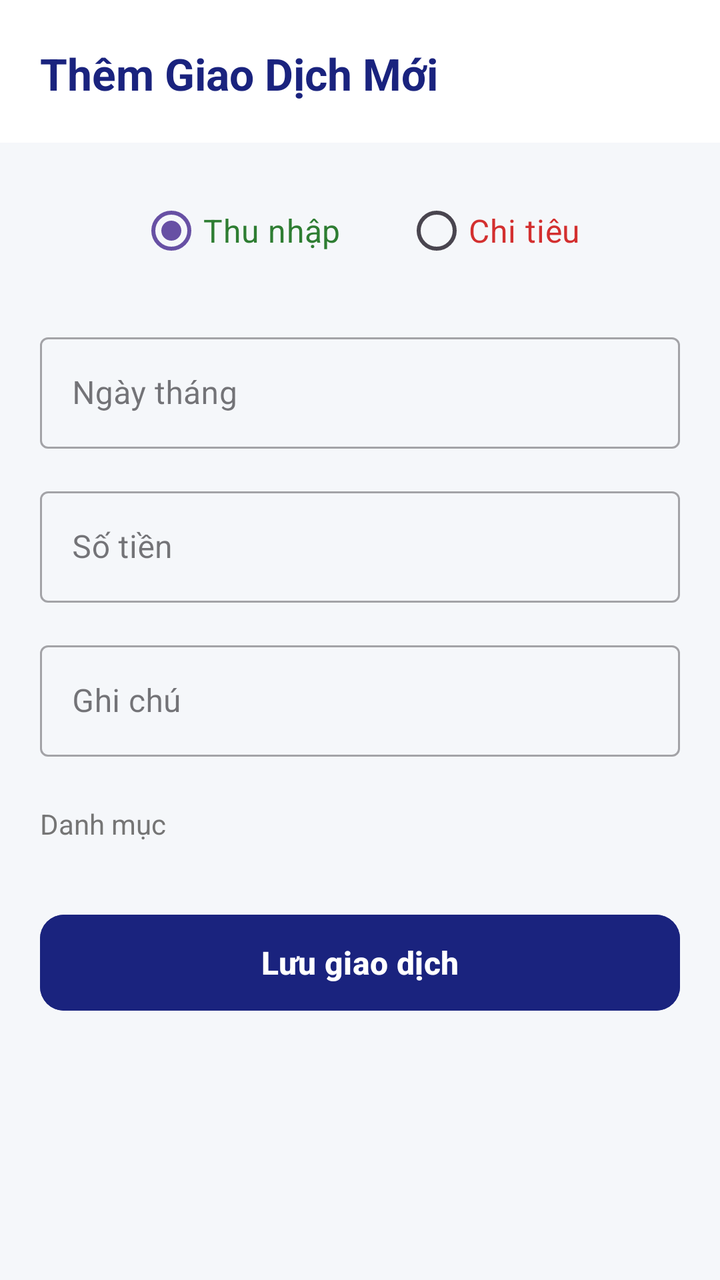
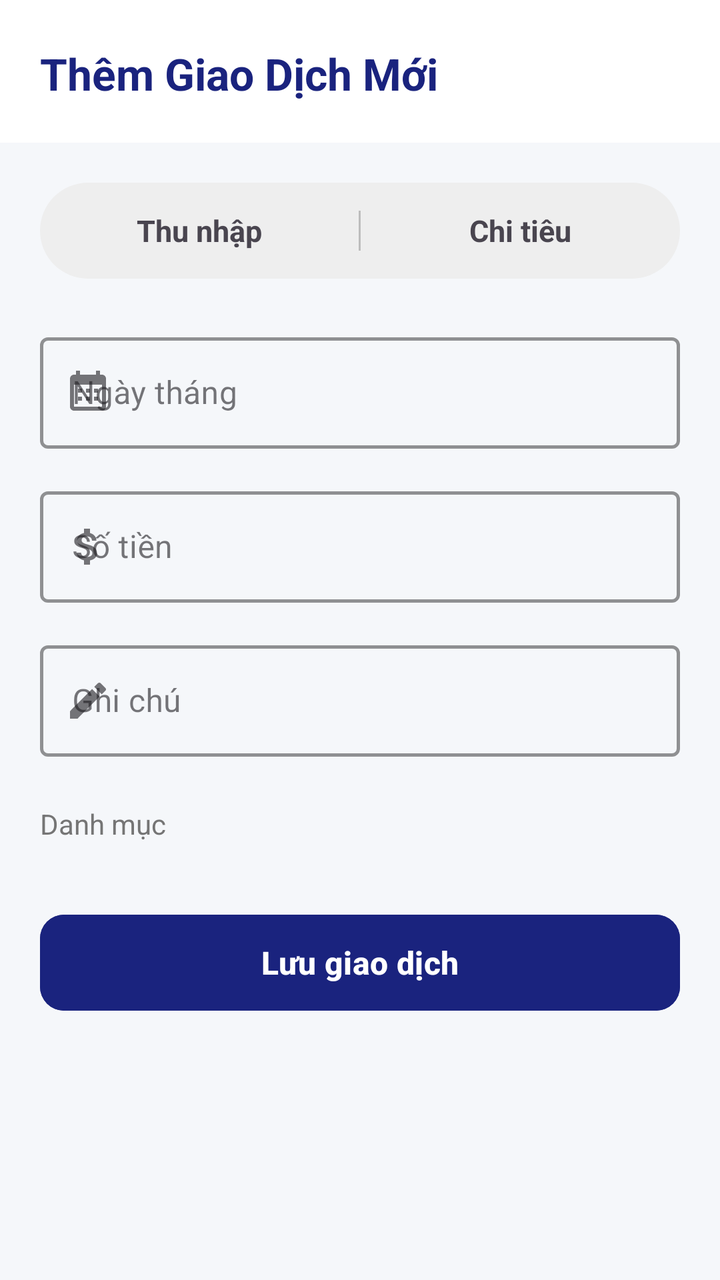

Compare the two renders of this Android layout. The source of the first and the diff that turns it into the second are given below.
<!-- AndroidManifest.xml: application theme Theme.QuanLyChiTieu -->
<!-- res/layout/fragment_add.xml -->
<?xml version="1.0" encoding="utf-8"?>
<LinearLayout xmlns:android="http://schemas.android.com/apk/res/android"
    xmlns:app="http://schemas.android.com/apk/res-auto"
    android:layout_width="match_parent"
    android:layout_height="match_parent"
    android:background="#F5F7FA"
    android:orientation="vertical">

    <LinearLayout
        android:layout_width="match_parent"
        android:layout_height="wrap_content"
        android:background="@android:color/white"
        android:orientation="vertical"
        android:padding="20dp">

        <TextView
            android:layout_width="wrap_content"
            android:layout_height="wrap_content"
            android:layout_marginTop="2dp"
            android:text="Thêm Giao Dịch Mới"
            android:textColor="#1A237E"
            android:textSize="22sp"
            android:textStyle="bold" />
    </LinearLayout>

    <ScrollView
        android:layout_width="match_parent"
        android:layout_height="match_parent">

        <LinearLayout
            android:layout_width="match_parent"
            android:layout_height="wrap_content"
            android:orientation="vertical"
            android:padding="20dp">

            <RadioGroup
                android:id="@+id/rgType"
                android:layout_width="match_parent"
                android:layout_height="wrap_content"
                android:gravity="center"
                android:orientation="horizontal"
                android:layout_marginBottom="24dp">

                <RadioButton
                    android:id="@+id/rbIncome"
                    android:layout_width="wrap_content"
                    android:layout_height="wrap_content"
                    android:checked="true"
                    android:text="Thu nhập"
                    android:textColor="#2E7D32"
                    android:textSize="16sp"
                    android:layout_marginEnd="32dp" />

                <RadioButton
                    android:id="@+id/rbExpense"
                    android:layout_width="wrap_content"
                    android:layout_height="wrap_content"
                    android:text="Chi tiêu"
                    android:textColor="#D32F2F"
                    android:textSize="16sp" />

            </RadioGroup>

            <com.google.android.material.textfield.TextInputLayout
                android:layout_width="match_parent"
                android:layout_height="wrap_content"
                android:hint="Ngày tháng"
                style="@style/Widget.MaterialComponents.TextInputLayout.OutlinedBox"
                android:layout_marginBottom="16dp">

                <com.google.android.material.textfield.TextInputEditText
                    android:id="@+id/etDate"
                    android:layout_width="match_parent"
                    android:layout_height="wrap_content"
                    android:focusable="false"
                    android:cursorVisible="false"
                    android:clickable="true"
                    android:textSize="16sp" />

            </com.google.android.material.textfield.TextInputLayout>

            <com.google.android.material.textfield.TextInputLayout
                android:layout_width="match_parent"
                android:layout_height="wrap_content"
                android:hint="Số tiền"
                style="@style/Widget.MaterialComponents.TextInputLayout.OutlinedBox"
                android:layout_marginBottom="16dp"
                app:prefixText="₫ ">

                <com.google.android.material.textfield.TextInputEditText
                    android:id="@+id/etAmount"
                    android:layout_width="match_parent"
                    android:layout_height="wrap_content"
                    android:inputType="numberDecimal" />

            </com.google.android.material.textfield.TextInputLayout>

            <com.google.android.material.textfield.TextInputLayout
                android:layout_width="match_parent"
                android:layout_height="wrap_content"
                android:hint="Ghi chú"
                style="@style/Widget.MaterialComponents.TextInputLayout.OutlinedBox"
                android:layout_marginBottom="24dp">

                <com.google.android.material.textfield.TextInputEditText
                    android:id="@+id/etNote"
                    android:layout_width="match_parent"
                    android:layout_height="wrap_content"
                    android:maxLines="3" />

            </com.google.android.material.textfield.TextInputLayout>

            <TextView
                android:layout_width="wrap_content"
                android:layout_height="wrap_content"
                android:text="Danh mục"
                android:textColor="#757575"
                android:textSize="14sp"
                android:layout_marginBottom="8dp" />

            <GridLayout
                android:id="@+id/gridCategories"
                android:layout_width="match_parent"
                android:layout_height="wrap_content"
                android:columnCount="4"
                android:layout_marginBottom="24dp" />

            <Button
                android:id="@+id/btnSave"
                android:layout_width="match_parent"
                android:layout_height="56dp"
                android:backgroundTint="#1A237E"
                android:text="Lưu giao dịch"
                android:textSize="16sp"
                android:textStyle="bold"
                app:cornerRadius="12dp" />

        </LinearLayout>

    </ScrollView>

</LinearLayout>
<!-- resources referenced by this layout -->
<resources>
  <style name="Theme.QuanLyChiTieu" parent="Base.Theme.QuanLyChiTieu" />
  <style name="Base.Theme.QuanLyChiTieu" parent="Theme.Material3.DayNight.NoActionBar">
          
          
      </style>
</resources>

<!-- the commit's change to res/layout/fragment_add.xml (unified diff, before → after) -->
@@ -33,40 +33,59 @@
             android:orientation="vertical"
             android:padding="20dp">
 
-            <RadioGroup
-                android:id="@+id/rgType"
+            <LinearLayout
+                android:id="@+id/layoutTypeToggle"
                 android:layout_width="match_parent"
-                android:layout_height="wrap_content"
-                android:gravity="center"
+                android:layout_height="48dp"
                 android:orientation="horizontal"
-                android:layout_marginBottom="24dp">
+                android:layout_marginBottom="24dp"
+                android:background="@drawable/toggle_group_bg">
 
-                <RadioButton
-                    android:id="@+id/rbIncome"
-                    android:layout_width="wrap_content"
-                    android:layout_height="wrap_content"
-                    android:checked="true"
+                <TextView
+                    android:id="@+id/btnIncomeToggle"
+                    android:layout_width="0dp"
+                    android:layout_height="match_parent"
+                    android:layout_weight="1"
+                    android:gravity="center"
                     android:text="Thu nhập"
-                    android:textColor="#2E7D32"
-                    android:textSize="16sp"
-                    android:layout_marginEnd="32dp" />
+                    android:textSize="15sp"
+                    android:textStyle="bold"
+                    android:clickable="true"
+                    android:focusable="true"
+                    android:background="@drawable/toggle_left" />
 
-                <RadioButton
-                    android:id="@+id/rbExpense"
-                    android:layout_width="wrap_content"
-                    android:layout_height="wrap_content"
+                <View
+                    android:layout_width="1dp"
+                    android:layout_height="20dp"
+                    android:layout_gravity="center_vertical"
+                    android:background="#BDBDBD" />
+
+                <TextView
+                    android:id="@+id/btnExpenseToggle"
+                    android:layout_width="0dp"
+                    android:layout_height="match_parent"
+                    android:layout_weight="1"
+                    android:gravity="center"
                     android:text="Chi tiêu"
-                    android:textColor="#D32F2F"
-                    android:textSize="16sp" />
+                    android:textSize="15sp"
+                    android:textStyle="bold"
+                    android:clickable="true"
+                    android:focusable="true"
+                    android:background="@drawable/toggle_right" />
 
-            </RadioGroup>
+            </LinearLayout>
 
             <com.google.android.material.textfield.TextInputLayout
                 android:layout_width="match_parent"
                 android:layout_height="wrap_content"
                 android:hint="Ngày tháng"
                 style="@style/Widget.MaterialComponents.TextInputLayout.OutlinedBox"
-                android:layout_marginBottom="16dp">
+                android:layout_marginBottom="16dp"
+                app:startIconDrawable="@drawable/ic_calendar"
+                app:boxStrokeColor="#1A237E"
+                app:boxStrokeWidth="1.5dp"
+                app:boxStrokeWidthFocused="2dp"
+                app:hintTextColor="#1A237E">
 
                 <com.google.android.material.textfield.TextInputEditText
                     android:id="@+id/etDate"
@@ -85,7 +104,12 @@
                 android:hint="Số tiền"
                 style="@style/Widget.MaterialComponents.TextInputLayout.OutlinedBox"
                 android:layout_marginBottom="16dp"
-                app:prefixText="₫ ">
+                app:startIconDrawable="@drawable/ic_money"
+                app:boxStrokeColor="#1A237E"
+                app:boxStrokeWidth="1.5dp"
+                app:boxStrokeWidthFocused="2dp"
+                app:hintTextColor="#1A237E"
+                app:suffixText=" VND">
 
                 <com.google.android.material.textfield.TextInputEditText
                     android:id="@+id/etAmount"
@@ -100,7 +124,12 @@
                 android:layout_height="wrap_content"
                 android:hint="Ghi chú"
                 style="@style/Widget.MaterialComponents.TextInputLayout.OutlinedBox"
-                android:layout_marginBottom="24dp">
+                android:layout_marginBottom="24dp"
+                app:startIconDrawable="@drawable/ic_note"
+                app:boxStrokeColor="#1A237E"
+                app:boxStrokeWidth="1.5dp"
+                app:boxStrokeWidthFocused="2dp"
+                app:hintTextColor="#1A237E">
 
                 <com.google.android.material.textfield.TextInputEditText
                     android:id="@+id/etNote"
@@ -133,7 +162,9 @@
                 android:text="Lưu giao dịch"
                 android:textSize="16sp"
                 android:textStyle="bold"
-                app:cornerRadius="12dp" />
+                app:cornerRadius="12dp"
+                android:drawableStart="@android:drawable/ic_menu_save"
+                android:drawablePadding="8dp" />
 
         </LinearLayout>
 
<!-- resource entries referenced after the edit -->
@@ -1,5 +1,54 @@
 <!-- resources referenced by this layout -->
 <resources>
+  <!-- drawable ic_calendar (drawable) -->
+  <vector xmlns:android="http://schemas.android.com/apk/res/android"
+      android:width="24dp"
+      android:height="24dp"
+      android:viewportWidth="24"
+      android:viewportHeight="24"
+      android:tint="#757575">
+      <path android:fillColor="#000000"
+          android:pathData="M19,3h-1V1h-2v2H8V1H6v2H5c-1.11,0 -1.99,0.9 -1.99,2L3,19c0,1.1 0.89,2 2,2h14c1.1,0 2,-0.9 2,-2V5c0,-1.1 -0.9,-2 -2,-2zM19,19H5V8h14v11zM9,10H7v2h2v-2zM13,10h-2v2h2v-2zM17,10h-2v2h2v-2zM9,14H7v2h2v-2zM13,14h-2v2h2v-2zM17,14h-2v2h2v-2z"/>
+  </vector>
+  <!-- drawable ic_money (drawable) -->
+  <vector xmlns:android="http://schemas.android.com/apk/res/android"
+      android:width="24dp"
+      android:height="24dp"
+      android:viewportWidth="24"
+      android:viewportHeight="24"
+      android:tint="#757575">
+      <path android:fillColor="#000000"
+          android:pathData="M11.8,10.9c-2.27,-0.59 -3,-1.2 -3,-2.15 0,-1.09 1.01,-1.85 2.7,-1.85 1.78,0 2.44,0.85 2.5,2.1h2.21c-0.07,-1.72 -1.12,-3.3 -3.21,-3.81V3h-3v2.16c-1.94,0.42 -3.5,1.68 -3.5,3.61 0,2.31 1.91,3.46 4.7,4.13 2.5,0.6 3,1.48 3,2.41 0,0.69 -0.49,1.79 -2.7,1.79 -2.06,0 -2.87,-0.92 -2.98,-2.1h-2.2c0.12,2.19 1.76,3.42 3.68,3.83V21h3v-2.15c1.95,-0.37 3.5,-1.5 3.5,-3.55 0,-2.84 -2.43,-3.81 -4.7,-4.4z"/>
+  </vector>
+  <!-- drawable ic_note (drawable) -->
+  <vector xmlns:android="http://schemas.android.com/apk/res/android"
+      android:width="24dp"
+      android:height="24dp"
+      android:viewportWidth="24"
+      android:viewportHeight="24"
+      android:tint="#757575">
+      <path android:fillColor="#000000"
+          android:pathData="M3,17.25V21h3.75L17.81,9.94l-3.75,-3.75L3,17.25zM20.71,7.04c0.39,-0.39 0.39,-1.02 0,-1.41l-2.34,-2.34c-0.39,-0.39 -1.02,-0.39 -1.41,0l-1.83,1.83 3.75,3.75 1.83,-1.83z"/>
+  </vector>
+  <!-- drawable toggle_group_bg (drawable) -->
+  <?xml version="1.0" encoding="utf-8"?>
+  <shape xmlns:android="http://schemas.android.com/apk/res/android"
+      android:shape="rectangle">
+      <solid android:color="#EEEEEE" />
+      <corners android:radius="24dp" />
+  </shape>
+  <!-- drawable toggle_left (drawable) -->
+  <?xml version="1.0" encoding="utf-8"?>
+  <shape xmlns:android="http://schemas.android.com/apk/res/android"
+      android:shape="rectangle">
+      <solid android:color="@android:color/transparent" />
+  </shape>
+  <!-- drawable toggle_right (drawable) -->
+  <?xml version="1.0" encoding="utf-8"?>
+  <shape xmlns:android="http://schemas.android.com/apk/res/android"
+      android:shape="rectangle">
+      <solid android:color="@android:color/transparent" />
+  </shape>
   <style name="Theme.QuanLyChiTieu" parent="Base.Theme.QuanLyChiTieu" />
   <style name="Base.Theme.QuanLyChiTieu" parent="Theme.Material3.DayNight.NoActionBar">
           
